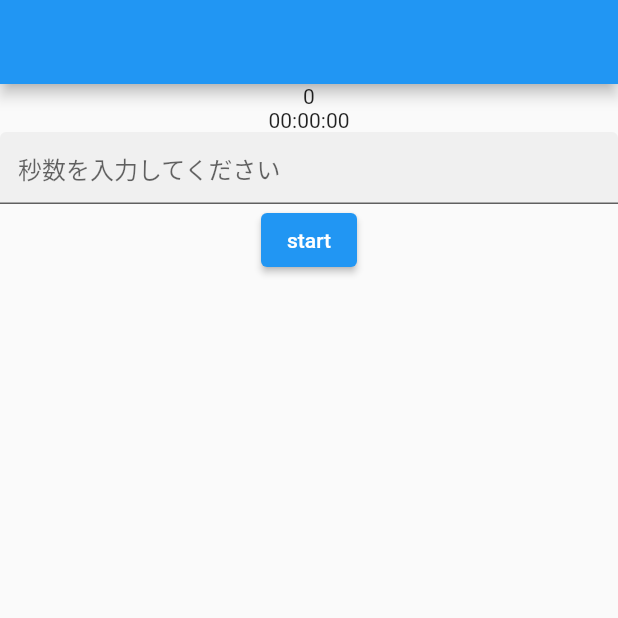
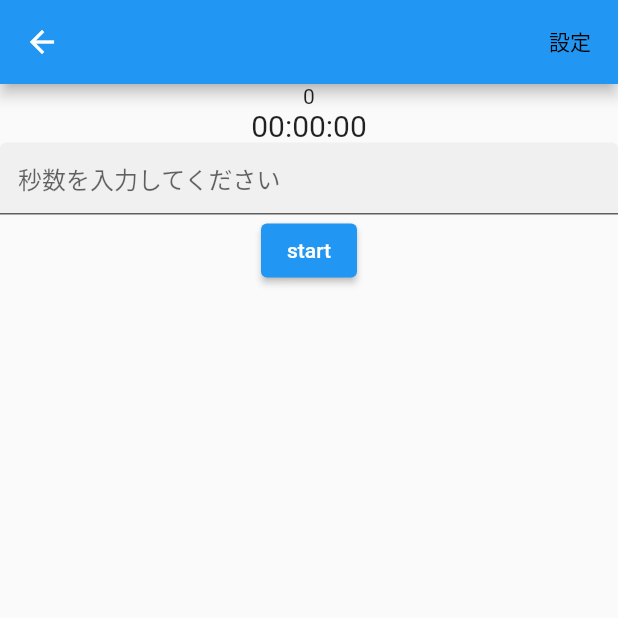
Before and after one commit to tomoki1590/timer_app, a Flutter app: the CountDown screen opened directly, on a phone screen of 412 x 824 dp, the top half of it. Run offline on Flutter 3.47's test engine with Material 2 defaults, Android fonts, the phone set to English and light mode, and no system bars; our stand-ins replace flutter_local_notifications, flutter_speed_dial, image_picker, timezone; missing offline and left inert: flutter_picker, flutter_ringtone_player.

Commit message:
Dialogの見かけ

```diff
--- a/lib/countdown.dart
+++ b/lib/countdown.dart
@@ -2,11 +2,11 @@
 
 import 'package:flutter/material.dart';
 import 'package:flutter/services.dart';
-import 'package:flutter_app_badger/flutter_app_badger.dart';
 import 'package:flutter_ringtone_player/flutter_ringtone_player.dart';
 import 'package:intl/intl.dart';
 import 'package:timezone/data/latest_all.dart' as tz;
 import 'package:timezone/timezone.dart' as tz;
+import 'package:flutter_picker/flutter_picker.dart';
 
 class CountDown extends StatefulWidget {
   const CountDown({super.key});
@@ -42,22 +42,18 @@
   //   tz.setLocalLocation(tz.getLocation(currentTimeZone!));
   // }
 
-  // Future<void> _notification() async {
-
+  // @override
+  // void dispose() {
+  //   WidgetsBinding.instance.removeObserver(this);
+  //   super.dispose();
   // }
 
-  @override
-  void dispose() {
-    WidgetsBinding.instance.removeObserver(this);
-    super.dispose();
-  }
-
-  @override
-  void didChangeAppLifecycleState(AppLifecycleState state) {
-    if (state == AppLifecycleState.resumed) {
-      FlutterAppBadger.removeBadge();
-    }
-  }
+  // @override
+  // void didChangeAppLifecycleState(AppLifecycleState state) {
+  //   if (state == AppLifecycleState.resumed) {
+  //     FlutterAppBadger.removeBadge();
+  //   }
+  // }
 
   int maxSeconds = 0;
   int secounds = 0;
@@ -103,25 +99,37 @@
   @override
   Widget build(BuildContext context) {
     return Scaffold(
-      appBar: AppBar(),
-      body: Column(
-        children: [
-          Center(child: buildTime()),
-          Center(child: buildButtons()),
-          // TextButton(
-          //     onPressed: () async {
-          //       Picker(
-          //           adapter:
-          //               DateTimePickerAdapter(type: PickerDateTimeType.kHMS),
-          //           title: const Text("時間を設定してください"),
-          //           onConfirm: (Picker picker, List value) {
-          //             setState(() {
-          //               DateTime.utc(0, 0, 0);
-          //             });
-          //           }).showModal(context);
-          //     },
-          //     child: const Text('設定'))
+      appBar: AppBar(
+        actions: [
+          TextButton(
+              onPressed: () async {
+                Picker(
+                    adapter: DateTimePickerAdapter(
+                        type: PickerDateTimeType.kHMS, value: timerTime),
+                    title: const Text("時間を設定してください"),
+                    onConfirm: (Picker picker, List value) {
+                      setState(() {
+                        timerTime =
+                            DateTime.utc(0, 0, 0, value[0], value[1], value[2]);
+                      });
+                    }).showModal(context);
+              },
+              child: const Text(
+                '設定',
+                style: TextStyle(color: Colors.black),
+              )),
         ],
+      ),
+      body: Center(
+        child: Column(
+          children: [
+            buildTime(),
+            Container(
+              alignment: Alignment.bottomCenter,
+              child: buildButtons(),
+            )
+          ],
+        ),
       ),
     );
   }
@@ -182,11 +190,14 @@
   }
 
   Widget buildTime() {
-    return Column(
-      children: [
-        Text('$secounds'),
-        Text(DateFormat.Hms().format(timerTime)),
-      ],
+    return Center(
+      child: Column(
+        children: [
+          Text('$secounds'),
+          Text(DateFormat.Hms().format(timerTime),
+              style: const TextStyle(fontSize: 20)),
+        ],
+      ),
     );
   }
 }
```
Also changed, not shown: lib/home_page.dart (+20 -8 lines), lib/main.dart (+2 -16 lines), lib/timer.dart (+7 -2 lines), pubspec.lock, 4 other files.
